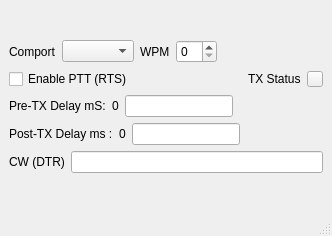
Rsclub22/Minos2-Mirror, file mqt/MqtPcCwKeyer/pccwkeyermainwindow.ui: the form before one commit.
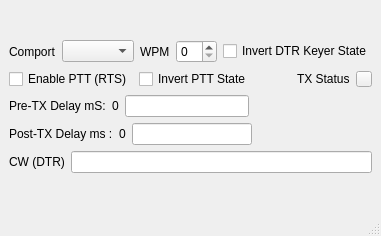
The form after the commit.

Commit message:
add invert DTR and PTT Keyer lines as an option.
# Conflicts:
#	mqt/MqtPcCwKeyer/cwworker.cpp

The edit to the form file:
```diff
--- a/mqt/MqtPcCwKeyer/pccwkeyermainwindow.ui
+++ b/mqt/MqtPcCwKeyer/pccwkeyermainwindow.ui
@@ -6,7 +6,7 @@
    <rect>
     <x>0</x>
     <y>0</y>
-    <width>332</width>
+    <width>364</width>
     <height>236</height>
    </rect>
   </property>
@@ -43,6 +43,13 @@
           </item>
          </layout>
         </item>
+        <item>
+         <widget class="QCheckBox" name="invertDtrKeyerStateCheckBox">
+          <property name="text">
+           <string>Invert DTR Keyer State</string>
+          </property>
+         </widget>
+        </item>
         <item>
          <spacer name="horizontalSpacer">
           <property name="orientation">
@@ -67,6 +74,13 @@
           </property>
          </widget>
         </item>
+        <item>
+         <widget class="QCheckBox" name="invertPttLineCheckBox">
+          <property name="text">
+           <string>Invert PTT State</string>
+          </property>
+         </widget>
+        </item>
         <item>
          <spacer name="horizontalSpacer_4">
           <property name="orientation">
```
Left out of the diff: 12 changed lines with no effect on the pictures. The commit also changes 6 other files.
